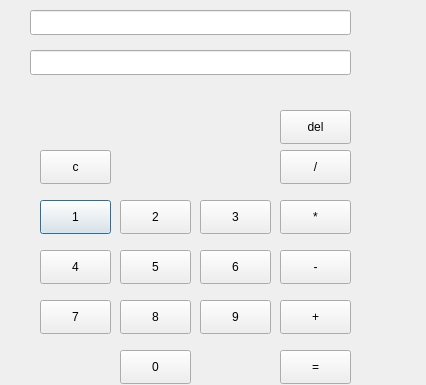
Above: 2020.08/.py/guiFC/_uiFiles/calculator.ui from RealSong88/KW before the change. Below: the same form after it.
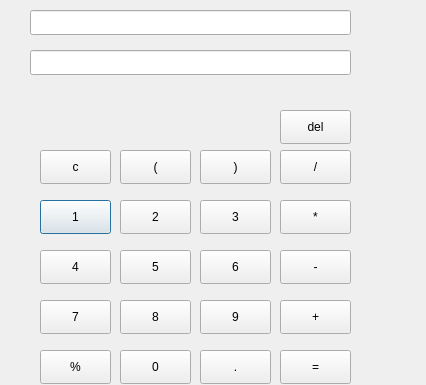
That is the form after the change.

What changed in the file:
```diff
--- a/2020.08/.py/guiFC/_uiFiles/calculator.ui
+++ b/2020.08/.py/guiFC/_uiFiles/calculator.ui
@@ -254,6 +254,58 @@
     </rect>
    </property>
   </widget>
+  <widget class="QPushButton" name="p_open_pushhButton">
+   <property name="geometry">
+    <rect>
+     <x>120</x>
+     <y>150</y>
+     <width>71</width>
+     <height>34</height>
+    </rect>
+   </property>
+   <property name="text">
+    <string>(</string>
+   </property>
+  </widget>
+  <widget class="QPushButton" name="p_close_pushButton">
+   <property name="geometry">
+    <rect>
+     <x>200</x>
+     <y>150</y>
+     <width>71</width>
+     <height>34</height>
+    </rect>
+   </property>
+   <property name="text">
+    <string>)</string>
+   </property>
+  </widget>
+  <widget class="QPushButton" name="per_pushButton_4">
+   <property name="geometry">
+    <rect>
+     <x>40</x>
+     <y>350</y>
+     <width>71</width>
+     <height>34</height>
+    </rect>
+   </property>
+   <property name="text">
+    <string>%</string>
+   </property>
+  </widget>
+  <widget class="QPushButton" name="dot_pushButton">
+   <property name="geometry">
+    <rect>
+     <x>200</x>
+     <y>350</y>
+     <width>71</width>
+     <height>34</height>
+    </rect>
+   </property>
+   <property name="text">
+    <string>.</string>
+   </property>
+  </widget>
  </widget>
  <resources/>
  <connections/>
```
